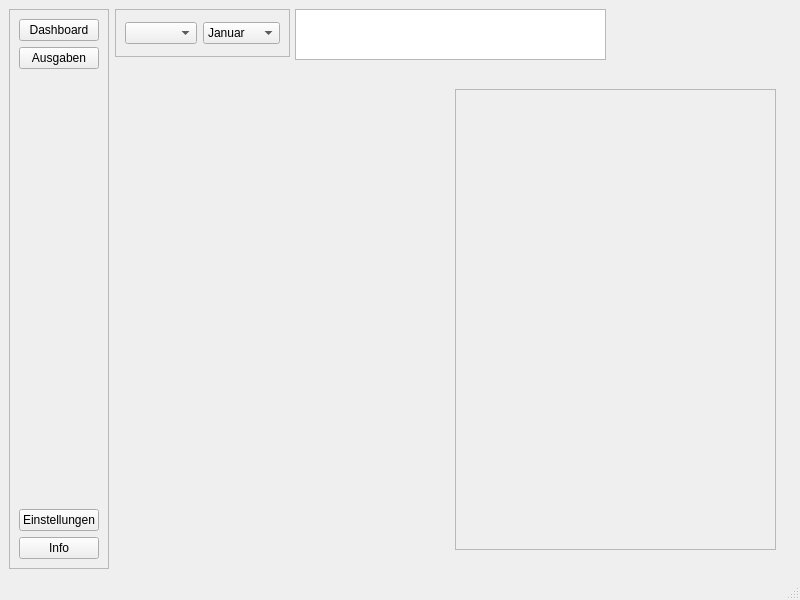
The window that mainwindow.ui (Muddyblack/FinanceApplication) describes before a commit, drawn with Qt 5.
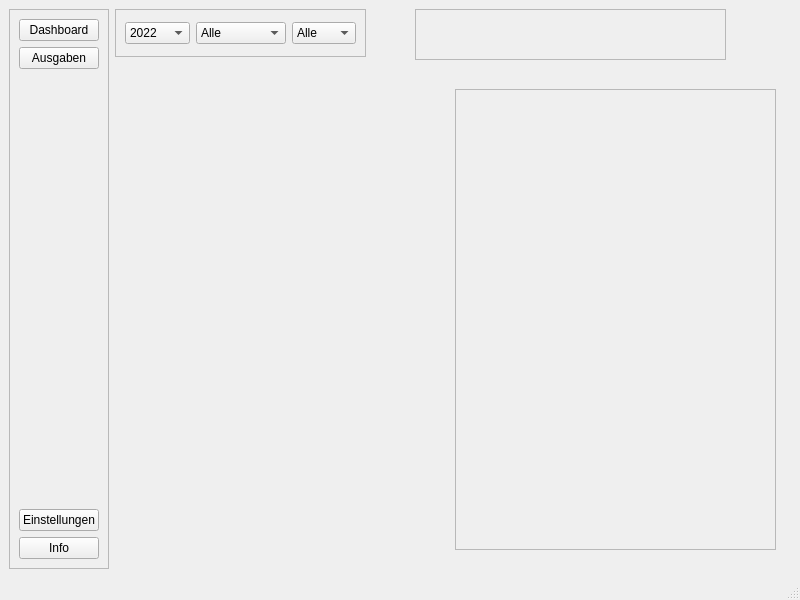
The same window after the commit.

Commit message: Chart with SQL Content

```diff
--- a/mainwindow.ui
+++ b/mainwindow.ui
@@ -82,7 +82,7 @@
          <rect>
           <x>0</x>
           <y>0</y>
-          <width>175</width>
+          <width>251</width>
           <height>48</height>
          </rect>
         </property>
@@ -94,10 +94,21 @@
         </property>
         <layout class="QHBoxLayout" name="horizontalLayout_2">
          <item>
-          <widget class="QComboBox" name="dash_year_comboBox"/>
+          <widget class="QComboBox" name="dash_year_comboBox">
+           <item>
+            <property name="text">
+             <string>2022</string>
+            </property>
+           </item>
+          </widget>
          </item>
          <item>
           <widget class="QComboBox" name="dash_monthcomboBox">
+           <item>
+            <property name="text">
+             <string>Alle</string>
+            </property>
+           </item>
            <item>
             <property name="text">
              <string>Januar</string>
@@ -160,12 +171,29 @@
            </item>
           </widget>
          </item>
+         <item>
+          <widget class="QComboBox" name="dash_daycomboBox">
+           <item>
+            <property name="text">
+             <string>Alle</string>
+            </property>
+           </item>
+           <item>
+            <property name="text">
+             <string>04</string>
+            </property>
+           </item>
+          </widget>
+         </item>
         </layout>
        </widget>
        <widget class="QGraphicsView" name="graphicsView">
+        <property name="enabled">
+         <bool>false</bool>
+        </property>
         <property name="geometry">
          <rect>
-          <x>180</x>
+          <x>300</x>
           <y>0</y>
           <width>311</width>
           <height>51</height>
@@ -199,11 +227,14 @@
         <property name="geometry">
          <rect>
           <x>0</x>
-          <y>190</y>
-          <width>341</width>
-          <height>351</height>
+          <y>90</y>
+          <width>551</width>
+          <height>451</height>
          </rect>
         </property>
+        <property name="autoFillBackground">
+         <bool>false</bool>
+        </property>
         <layout class="QHBoxLayout" name="horizontalLayout_3"/>
        </widget>
       </widget>
```
Left out of the diff: 3 changed lines with no effect on the pictures. The commit also changes 1 other file.
